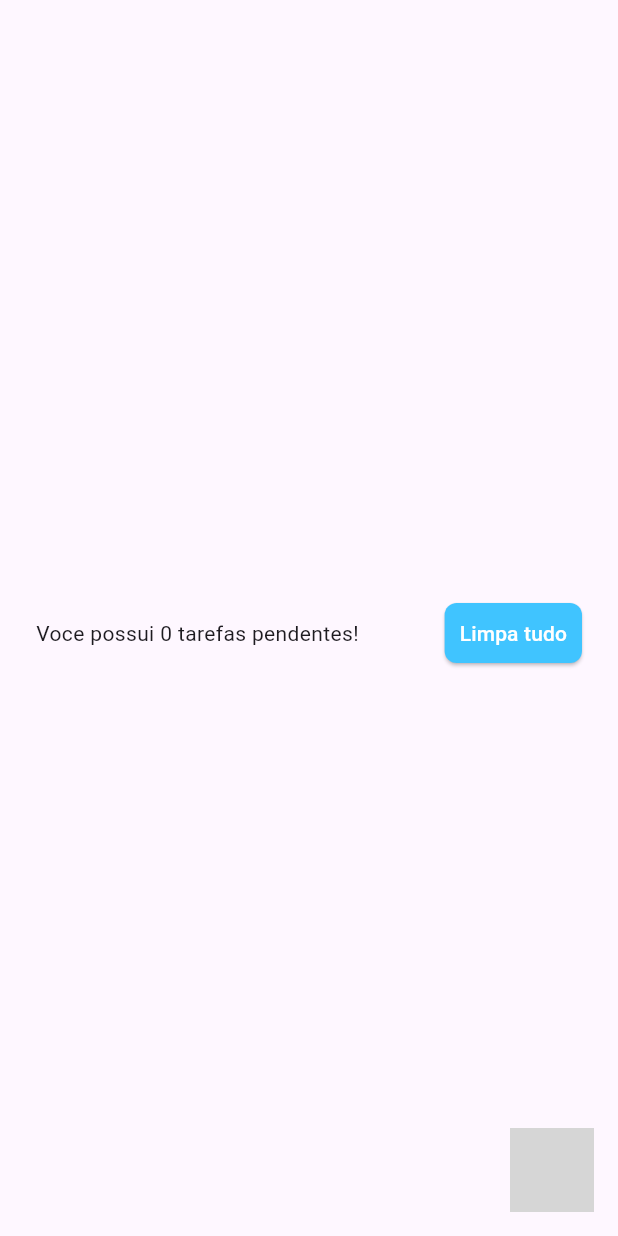
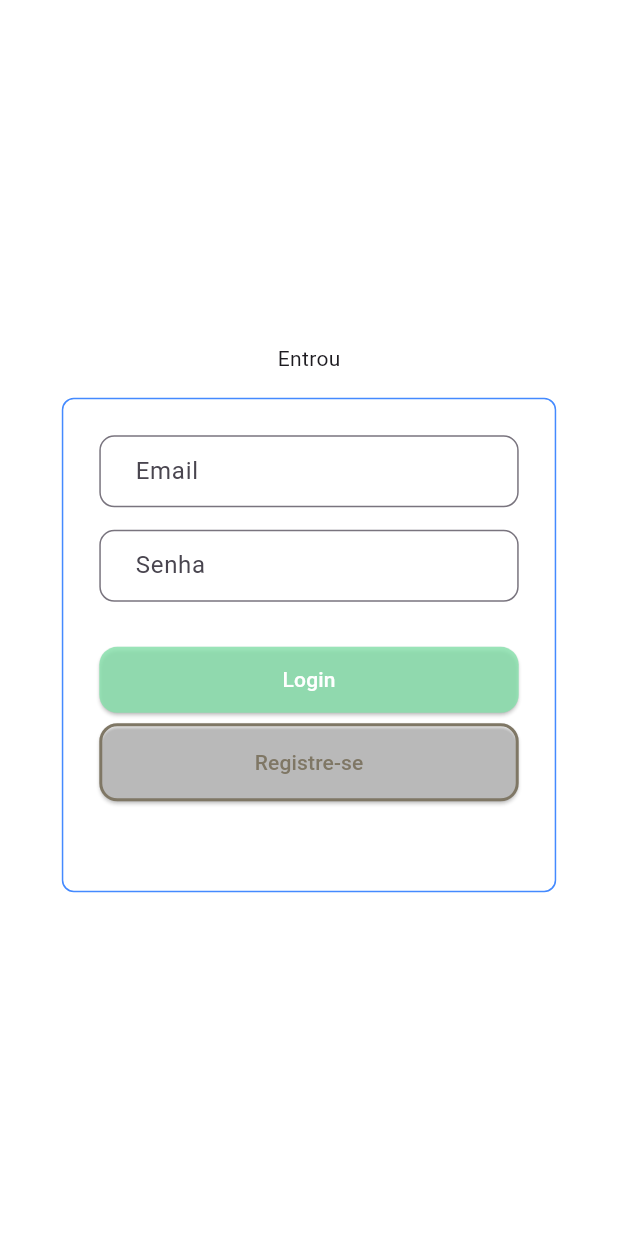
Before and after one commit to mastruzz/quickstartapp, a Flutter app: the screen it shows after launch, on a phone screen of 412 x 824 dp. Run offline on Flutter 3.47's test engine with Material 3 defaults, Android fonts, the light colour scheme and no system bars; our stand-ins replace flutter_slidable; missing offline and left inert: animated_floating_buttons; grey boxes are pictures that could not be loaded.

Commit message:
Adiciona estrutura da tela de login

```diff
--- a/lib/main.dart
+++ b/lib/main.dart
@@ -1,5 +1,5 @@
 import 'package:flutter/material.dart';
-import 'package:runtask/pages/todo_list_page.dart';
+import 'package:runtask/pages/login_page.dart';
 
 void main() {
   runApp(const MyApp());
@@ -10,6 +10,6 @@ class MyApp extends StatelessWidget {
 
   @override
   Widget build(BuildContext context) {
-    return MaterialApp(home: TodoListPage());
+    return MaterialApp(home: LoginPage());
   }
 }
--- /dev/null
+++ b/lib/pages/login_page.dart
@@ -0,0 +1,100 @@
+import 'package:flutter/material.dart';
+
+class LoginPage extends StatefulWidget {
+  static String tag = 'login_page';
+  _LoginPageState createState() => new _LoginPageState();
+}
+
+class _LoginPageState extends State<LoginPage> {
+  @override
+  Widget build(BuildContext context) {
+    final titlePage = Text('Entrou');
+
+    final emailField = TextFormField(
+      keyboardType: TextInputType.emailAddress,
+      autofocus: false,
+      decoration: InputDecoration(
+        hintText: 'Email',
+        contentPadding: EdgeInsets.fromLTRB(20.0, 10.0, 20.0, 10.0),
+        border: OutlineInputBorder(borderRadius: BorderRadius.circular(10.0)),
+      ),
+    );
+
+    final passwordField = TextFormField(
+      autofocus: false,
+      obscureText: true,
+      decoration: InputDecoration(
+        hintText: 'Senha',
+        contentPadding: EdgeInsets.fromLTRB(20.0, 10.0, 20.0, 10.0),
+        border: OutlineInputBorder(borderRadius: BorderRadius.circular(10.0)),
+      ),
+    );
+
+    final loginButton = ElevatedButton(
+      style: ElevatedButton.styleFrom(
+        backgroundColor: Color(0xCF86E1AB), // Cor de fundo
+        foregroundColor: Colors.white,    // Cor do texto
+        shape: RoundedRectangleBorder(
+          borderRadius: BorderRadius.circular(12), // Formato arredondado
+        ),
+        padding: EdgeInsets.symmetric(horizontal: 32, vertical: 12), // Espaçamento interno
+      ),
+      child: Text('Login'),
+      onPressed: () {
+        Text('Entrou');
+      },
+    );
+
+    final singUpButton = ElevatedButton(
+      style: OutlinedButton.styleFrom(
+        side: BorderSide(color: Color(0xFF7F7765), width: 2), // Cor e largura da borda
+        shape: RoundedRectangleBorder(
+          borderRadius: BorderRadius.circular(12), // Bordas arredondadas
+        ),
+        padding: EdgeInsets.symmetric(horizontal: 32, vertical: 16), // Espaçamento interno
+        backgroundColor: Colors.transparent,
+      ),
+      child: Text(
+          'Registre-se',
+          style: TextStyle(color: Color(0xFF7F7765)),
+      ),
+      onPressed: () {
+        Text('Entrou');
+      },
+    );
+
+    return Scaffold(
+      backgroundColor: Colors.white,
+      body: Center(
+        child: Column(
+          mainAxisAlignment: MainAxisAlignment.center,
+          children: <Widget>[
+            titlePage,
+            SizedBox(height: 16.0),
+            Container(
+              width: MediaQuery.of(context).size.width * 0.8,
+              height: MediaQuery.of(context).size.width * 0.8,
+              decoration: BoxDecoration(
+                border: Border.all(color: Colors.blueAccent),
+                borderRadius: BorderRadius.circular(8.0),
+              ),
+              child: ListView(
+                shrinkWrap: true,
+                padding: EdgeInsets.only(top: 24.0,left: 24.0, right: 24.0),
+                children: <Widget>[
+                  emailField,
+                  SizedBox(height: 15.0),
+                  passwordField,
+                  SizedBox(height: 28.0),
+                  loginButton,
+                  SizedBox(height: 5.0),
+                  singUpButton
+                ],
+              ),
+            ),
+          ],
+        ),
+      ),
+    );
+  }
+}
--- a/pubspec.yaml
+++ b/pubspec.yaml
@@ -36,7 +36,7 @@ dependencies:
   # Use with the CupertinoIcons class for iOS style icons.
   cupertino_icons: ^1.0.6
   intl:
-  flutter_slidable: ^0.6.0
+  flutter_slidable: ^1.0.0
   animated_floating_buttons: ^0.0.2
 
 dev_dependencies:
```
Also changed, not shown: lib/widgets/todo_list_item.dart (+24 -22 lines), pubspec.lock.
